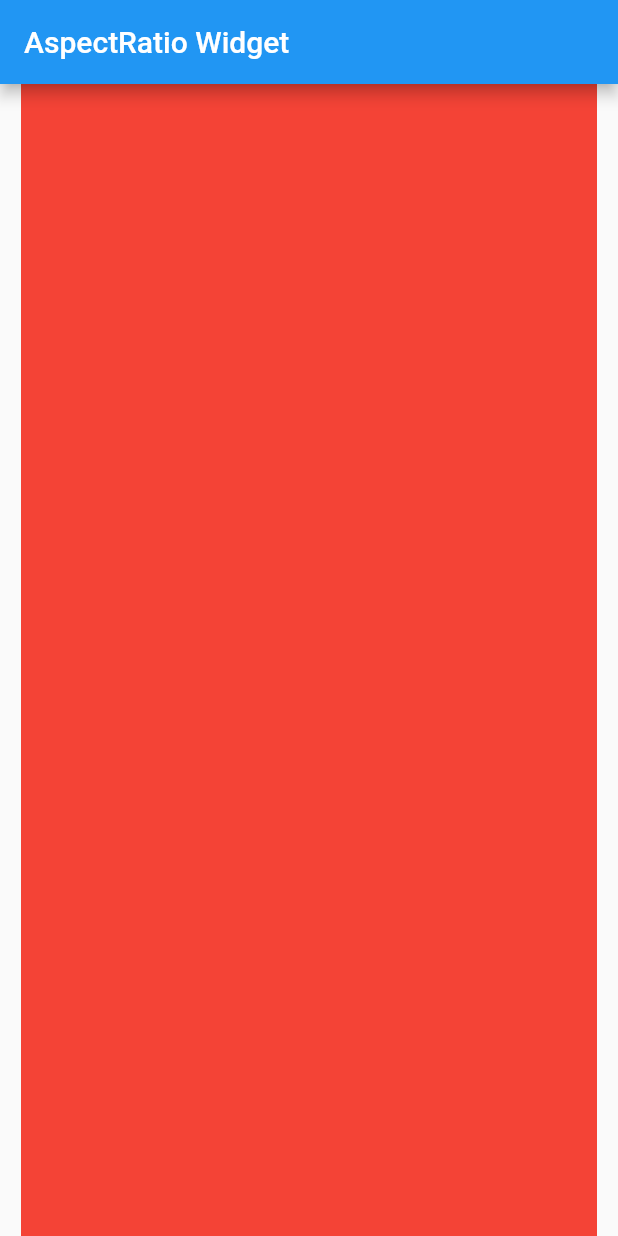
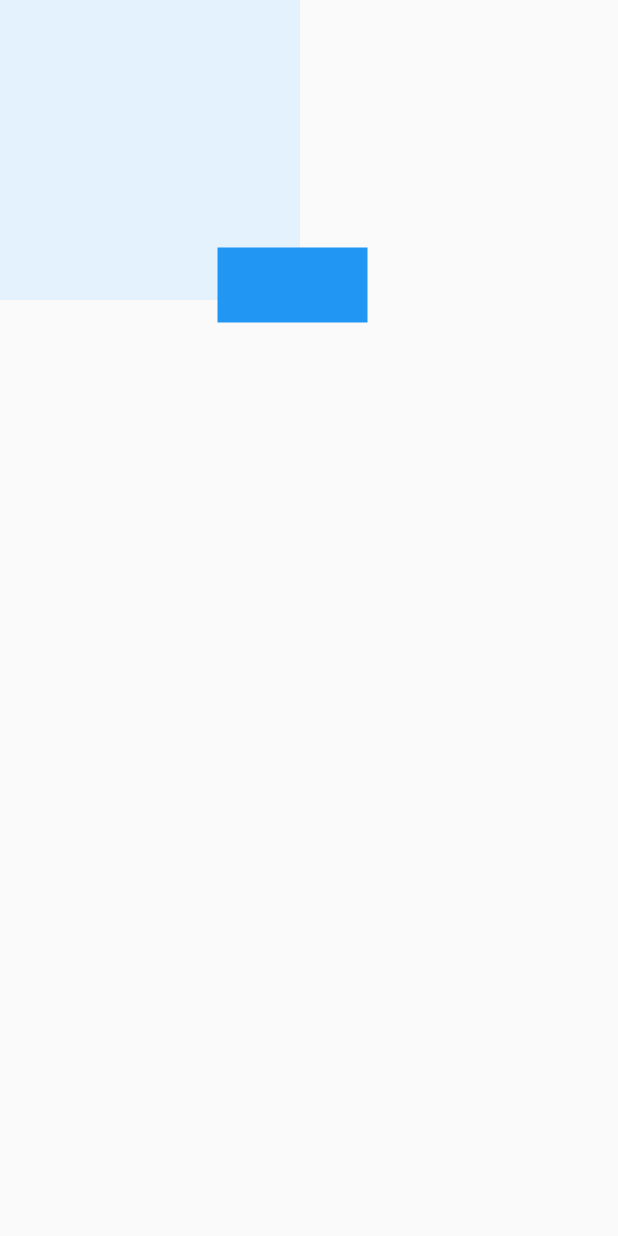
Before and after one commit to parthmehta1990/FlutterWidgetExample, a Flutter app: the screen it shows after launch, on a phone screen of 412 x 824 dp. Run offline on Flutter 3.47's test engine with Material 2 defaults, Android fonts, the phone set to English and light mode, and no system bars.

Commit message:
+OverFlowBox and LimitedBox widget Example done +Note Added

```diff
--- /dev/null
+++ b/lib/Boxes/OverFlowBoxEx.dart
@@ -0,0 +1,39 @@
+import 'package:flutter/material.dart';
+
+class OverFlowBoxEx extends StatelessWidget {
+  @override
+  Widget build(BuildContext context) {
+    return Scaffold(
+      body: SafeArea(
+        child: Container(
+          width: 200.0,
+          height: 200.0,
+          color: Colors.blue[50],
+          child: Align(
+            alignment: const Alignment(1.0, 1.0),
+            child: SizedBox(
+              width: 10.0,
+              height: 20.0,
+              child: OverflowBox(
+                minWidth: 0.0,
+                maxWidth: 100.0,
+                minHeight: 0.0,
+                maxHeight: 50.0,
+                child: Container(
+                  color: Colors.blue,
+                ),
+              ),
+            ),
+          ),
+        )
+      ),
+    );
+  }
+}
+
+/*
+* NOTE:
+*
+* Align Widget will not directly apply align property on OverflowBox widget
+* To Apply alignment we have to use SizedBox Widget or container and its alignment or Align Widget
+* */
--- a/lib/main.dart
+++ b/lib/main.dart
@@ -13,6 +13,8 @@ import 'package:flutter_widget_app/WrapWidget.dart';
 
 import 'AspectRatioEx/AspectRatioEx.dart';
 import 'BottomNavigationWidget/BottomNavigation.dart';
+import 'Boxes/LimitedBoxEx.dart';
+import 'Boxes/OverFlowBoxEx.dart';
 import 'ClipRect/ClipReacWidget.dart';
 import 'FlexibleEx/FliexibleEx.dart';
 import 'Future/FutureBuilderJson.dart';
@@ -34,7 +36,9 @@ class MyApp extends StatelessWidget {
       theme: ThemeData(
         primarySwatch: Colors.blue,
       ),
-      home:AspectRatioEx()
+      home:OverFlowBoxEx()
+      //LimitedBoxEx()
+      //AspectRatioEx()
       //SpacerEx()
       //FlexibleEx()
       //SizedBoxWidgetEx()
```
Also changed, not shown: lib/Boxes/LimitedBoxEx.dart (added, +21 -0 lines).
